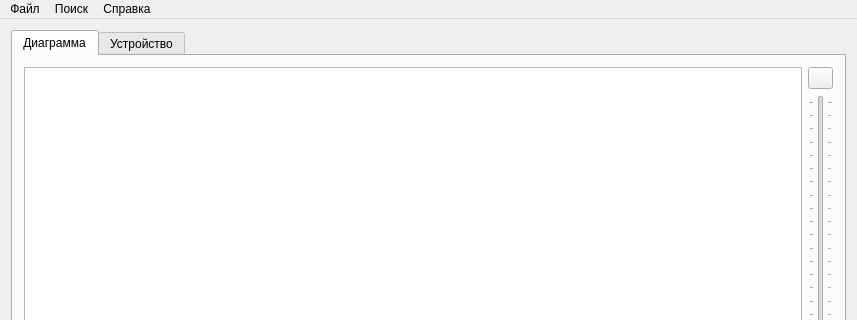
First picture: the form in Source/window.ui, repository Grandbrain/Sensor, before the edit; both pictures show x 0 to 857 and y 0 to 320 of the 857 by 553 pixel window.
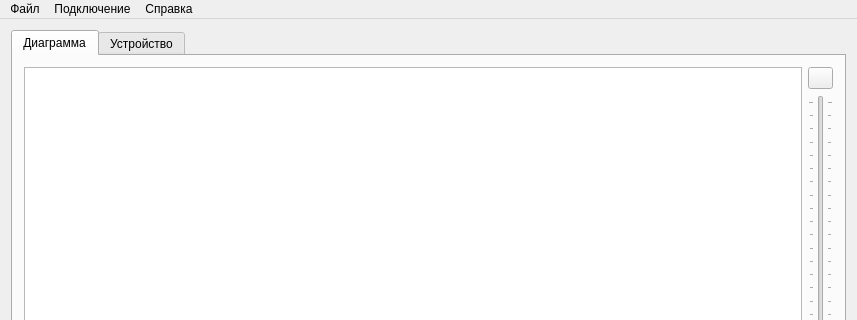
Second picture: the form after the edit. The open tabs and pages were chosen to show the change. Icons and pictures are not drawn.

The edit to the form file:
```diff
--- a/Source/window.ui
+++ b/Source/window.ui
@@ -266,14 +266,14 @@
     </property>
     <addaction name="actionAbout"/>
    </widget>
-   <widget class="QMenu" name="menuSearch">
+   <widget class="QMenu" name="menuConnect">
     <property name="title">
-     <string>Поиск</string>
+     <string>Подключение</string>
     </property>
     <addaction name="actionSearch"/>
    </widget>
    <addaction name="menuFile"/>
-   <addaction name="menuSearch"/>
+   <addaction name="menuConnect"/>
    <addaction name="menuHelp"/>
   </widget>
   <widget class="QStatusBar" name="statusBar"/>
```
Left out of the diff: 26 changed lines with no effect on the pictures.
